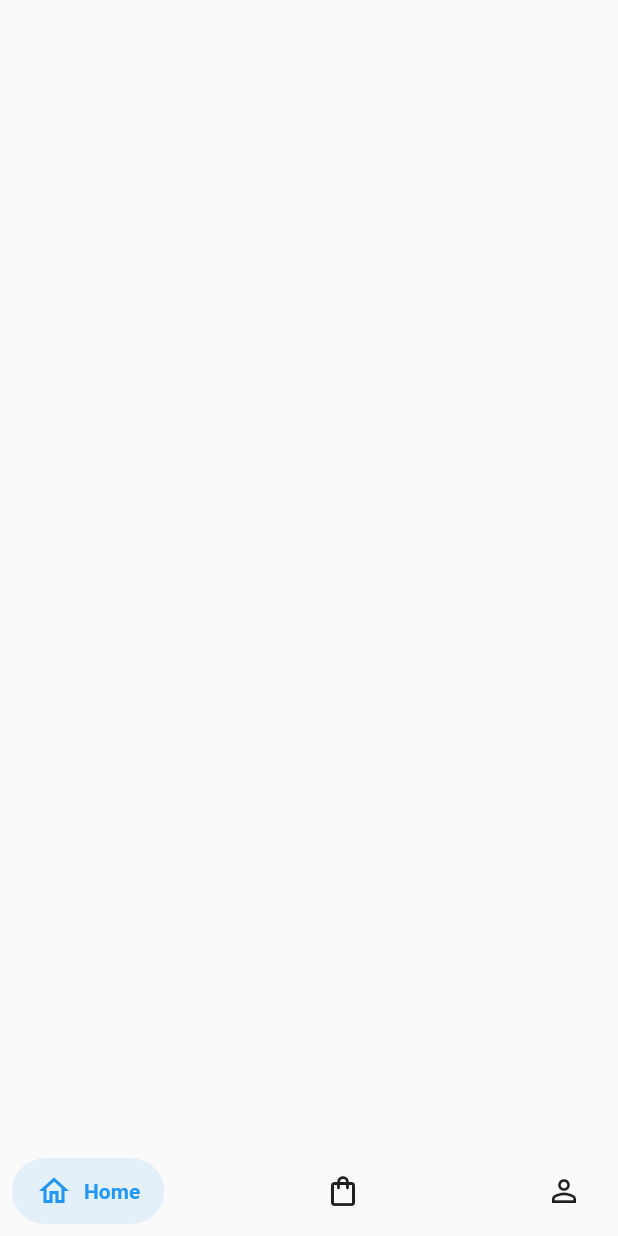
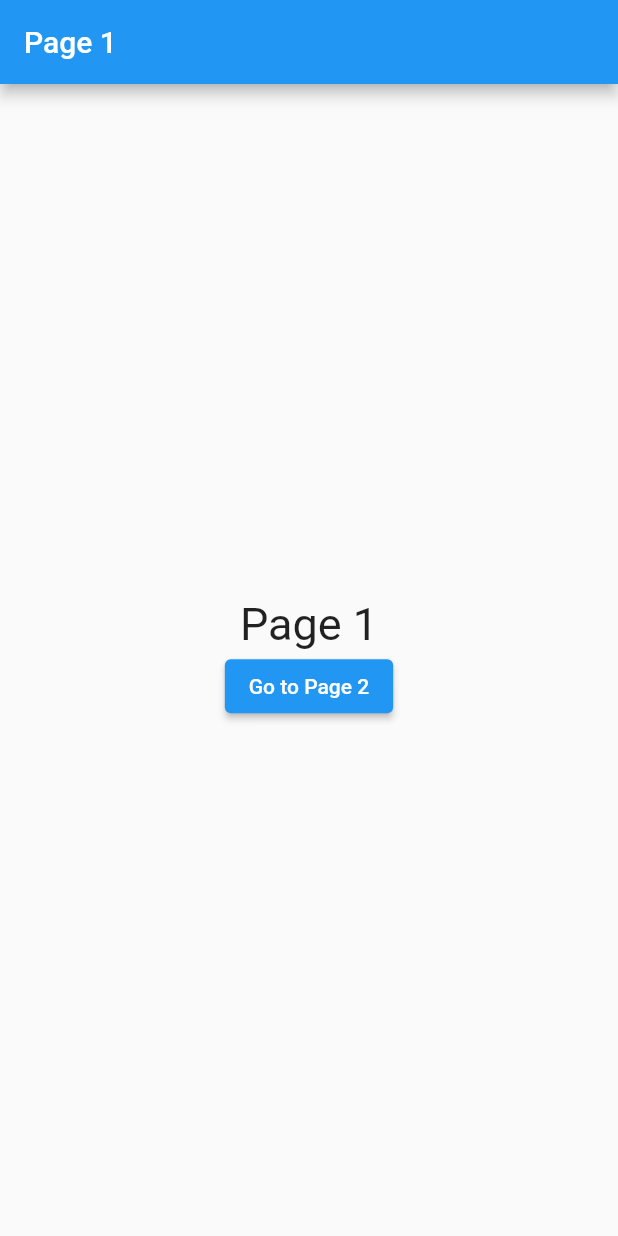
Before and after one commit to dkajolroy/flutter-button, a Flutter app: the screen it shows after launch, on a phone screen of 412 x 824 dp. Run offline on Flutter 3.47's test engine with Material 2 defaults, Android fonts, the phone set to English and light mode, and no system bars; drawn by our look-alikes of salomon_bottom_bar.

Commit message:
alert dialog and page route stack with data passing

```diff
--- a/lib/main.dart
+++ b/lib/main.dart
@@ -1,5 +1,7 @@
 import 'package:flutter/material.dart';
-import 'package:session/widgets/bottom_nav.dart';
+import 'package:session/page_route/page1.dart';
+import 'package:session/page_route/page2.dart';
+import 'package:session/page_route/page3.dart';
 
 void main() {
   runApp(const MyApp());
@@ -10,8 +12,13 @@ class MyApp extends StatelessWidget {
 
   @override
   Widget build(BuildContext context) {
-    return const MaterialApp(
-      home: BottomNav(),
+    return MaterialApp(
+      initialRoute: "page1",
+      routes: {
+        "page1": (context) => const Page1(),
+        "page2": (context) => const Page2(),
+        "page3": (context) => const Page3()
+      },
     );
   }
 }
--- /dev/null
+++ b/lib/page_route/page1.dart
@@ -0,0 +1,29 @@
+import 'package:flutter/material.dart';
+
+class Page1 extends StatelessWidget {
+  const Page1({super.key});
+
+  @override
+  Widget build(BuildContext context) {
+    return Scaffold(
+      appBar: AppBar(title: const Text("Page 1")),
+      body: SafeArea(
+          child: Center(
+        child: Column(
+          mainAxisAlignment: MainAxisAlignment.center,
+          children: [
+            const Text(
+              "Page 1",
+              style: TextStyle(fontSize: 30),
+            ),
+            ElevatedButton(
+                onPressed: () {
+                  Navigator.pushNamed(context, "page2");
+                },
+                child: const Text("Go to Page 2"))
+          ],
+        ),
+      )),
+    );
+  }
+}
```
Also changed, not shown: lib/page_route/page2.dart (added, +36 -0 lines), lib/page_route/page3.dart (added, +33 -0 lines), lib/screens/home_screen.dart (+10 -2 lines), lib/widgets/alert.dart (added, +42 -0 lines), lib/widgets/drawer.dart (added, +41 -0 lines).
